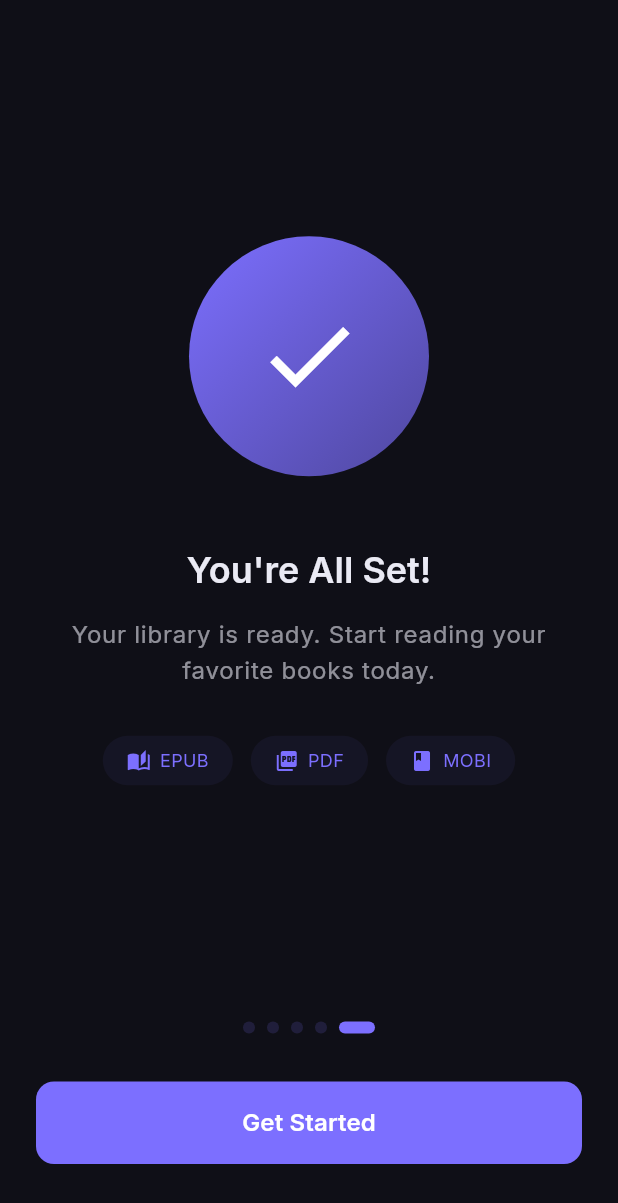
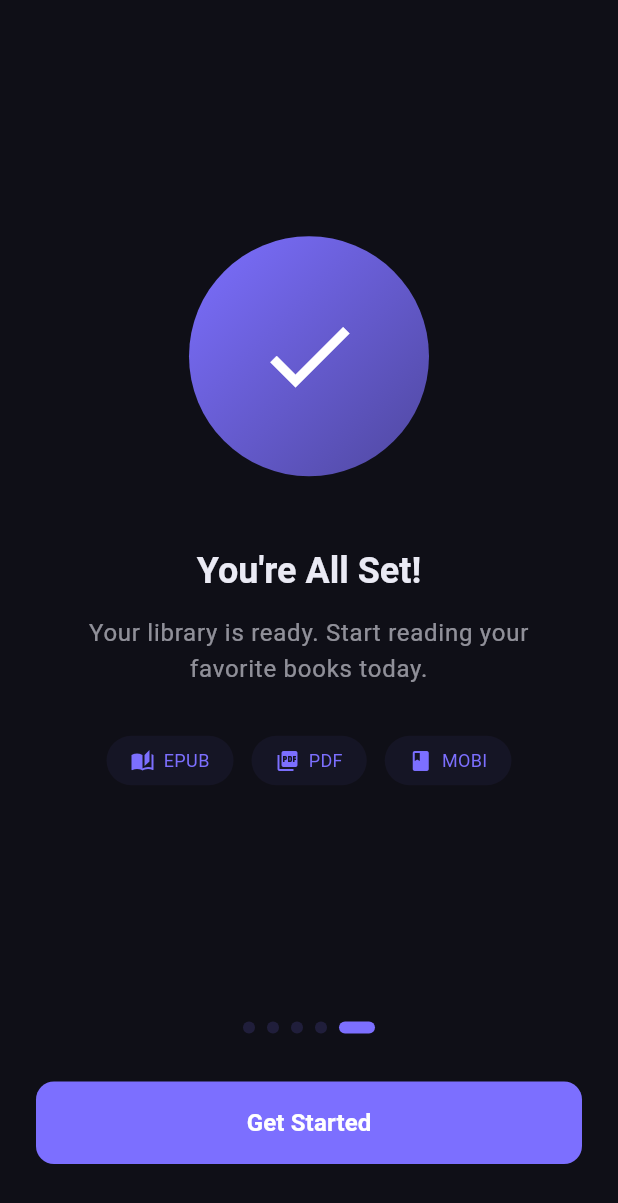
Before and after one commit to gitvs33/poneglyph, a Flutter app: the screen it shows after launch, after a tap on "Skip", on a phone screen of 412 x 824 dp. Shown: the top 1203 px of the screen. Run offline on Flutter 3.47's test engine with Material 3 defaults, Android fonts, the phone set to English and light mode, and no system bars; our stand-ins replace shared_preferences.

Commit message:
Fix Linux linker issue: remove google_fonts dependency
The google_fonts -> path_provider -> jni chain caused Linux linker
failures on Fedora (ld 2.34 vs .relr.dyn). Removing google_fonts
breaks the chain entirely. Replaced GoogleFonts.inter() with
TextStyle using system fonts (same sizes/weights/colors).

Also:
- Wrap ImportPage and PermissionsPage in SingleChildScrollView
  to prevent black-and-yellow overflow stripes
- Wire navigation from Profile (gear -> AdvancedSettings,
  Backup -> ImportBackup)

```diff
--- a/lib/screens/onboarding/import_page.dart
+++ b/lib/screens/onboarding/import_page.dart
@@ -14,7 +14,7 @@ class ImportPage extends StatelessWidget {
       (Icons.cloud_upload_outlined, 'Dropbox', 'Import from Dropbox'),
     ];
 
-    return Padding(
+    return SingleChildScrollView(
       padding: const EdgeInsets.all(DesignTokens.grid32),
       child: Column(
         mainAxisAlignment: MainAxisAlignment.center,
--- a/lib/screens/onboarding/permissions_page.dart
+++ b/lib/screens/onboarding/permissions_page.dart
@@ -15,7 +15,7 @@ class _PermissionsPageState extends State<PermissionsPage> {
   @override
   Widget build(BuildContext context) {
     final theme = Theme.of(context);
-    return Padding(
+    return SingleChildScrollView(
       padding: const EdgeInsets.all(DesignTokens.grid32),
       child: Column(
         mainAxisAlignment: MainAxisAlignment.center,
--- a/lib/theme/app_theme.dart
+++ b/lib/theme/app_theme.dart
@@ -1,5 +1,4 @@
 import 'package:flutter/material.dart';
-import 'package:google_fonts/google_fonts.dart';
 import 'design_tokens.dart';
 
 enum AppThemeMode { light, dark, sepia, amoled, custom }
@@ -11,6 +10,16 @@ const kDarkSurface = Color(0xFF1A1A2E);     // Card surface
 const kDarkSurface2 = Color(0xFF16213E);    // Slightly lighter surface
 const kDarkText = Color(0xFFEAEAF4);        // Primary text
 const kDarkSubtext = Color(0xFF8888A8);     // Secondary text
+
+// Helper: creates a TextStyle with Inter-like sizing
+TextStyle _st(double size, FontWeight weight, Color color, {double? letterSpacing}) {
+  return TextStyle(
+    fontSize: size,
+    fontWeight: weight,
+    color: color,
+    letterSpacing: letterSpacing,
+  );
+}
 
 class AppTheme {
   final AppThemeMode mode;
@@ -77,40 +86,25 @@ class AppTheme {
       colorScheme: colorScheme,
       scaffoldBackgroundColor: background,
       cardColor: surface,
-      textTheme: GoogleFonts.interTextTheme().apply(
+      textTheme: ThemeData().textTheme.apply(
         bodyColor: text,
         displayColor: text,
       ).copyWith(
-        displayLarge: GoogleFonts.inter(
-            fontSize: 32, fontWeight: FontWeight.bold, color: text),
-        displayMedium: GoogleFonts.inter(
-            fontSize: 28, fontWeight: FontWeight.bold, color: text),
-        displaySmall: GoogleFonts.inter(
-            fontSize: 24, fontWeight: FontWeight.w600, color: text),
-        headlineLarge: GoogleFonts.inter(
-            fontSize: 22, fontWeight: FontWeight.w600, color: text),
-        headlineMedium: GoogleFonts.inter(
-            fontSize: 20, fontWeight: FontWeight.w600, color: text),
-        headlineSmall: GoogleFonts.inter(
-            fontSize: 18, fontWeight: FontWeight.w600, color: text),
-        titleLarge: GoogleFonts.inter(
-            fontSize: 16, fontWeight: FontWeight.w600, color: text),
-        titleMedium: GoogleFonts.inter(
-            fontSize: 14, fontWeight: FontWeight.w500, color: text),
-        titleSmall: GoogleFonts.inter(
-            fontSize: 12, fontWeight: FontWeight.w500, color: text),
-        bodyLarge: GoogleFonts.inter(
-            fontSize: 16, fontWeight: FontWeight.normal, color: text),
-        bodyMedium: GoogleFonts.inter(
-            fontSize: 14, fontWeight: FontWeight.normal, color: text),
-        bodySmall: GoogleFonts.inter(
-            fontSize: 12, fontWeight: FontWeight.normal, color: text),
-        labelLarge: GoogleFonts.inter(
-            fontSize: 14, fontWeight: FontWeight.w500, color: text),
-        labelMedium: GoogleFonts.inter(
-            fontSize: 12, fontWeight: FontWeight.w500, color: text),
-        labelSmall: GoogleFonts.inter(
-            fontSize: 10, fontWeight: FontWeight.w500, color: text),
+        displayLarge: _st(32, FontWeight.bold, text),
+        displayMedium: _st(28, FontWeight.bold, text),
+        displaySmall: _st(24, FontWeight.w600, text),
+        headlineLarge: _st(22, FontWeight.w600, text),
+        headlineMedium: _st(20, FontWeight.w600, text),
+        headlineSmall: _st(18, FontWeight.w600, text),
+        titleLarge: _st(16, FontWeight.w600, text),
+        titleMedium: _st(14, FontWeight.w500, text),
+        titleSmall: _st(12, FontWeight.w500, text),
+        bodyLarge: _st(16, FontWeight.normal, text),
+        bodyMedium: _st(14, FontWeight.normal, text),
+        bodySmall: _st(12, FontWeight.normal, text),
+        labelLarge: _st(14, FontWeight.w500, text),
+        labelMedium: _st(12, FontWeight.w500, text),
+        labelSmall: _st(10, FontWeight.w500, text),
       ),
       cardTheme: CardThemeData(
         elevation: 0,
@@ -126,8 +120,8 @@ class AppTheme {
         unselectedItemColor: text.withAlpha(100),
         type: BottomNavigationBarType.fixed,
         backgroundColor: surface,
-        selectedLabelStyle: GoogleFonts.inter(fontSize: 10, fontWeight: FontWeight.w600),
-        unselectedLabelStyle: GoogleFonts.inter(fontSize: 10),
+        selectedLabelStyle: _st(10, FontWeight.w600, primary),
+        unselectedLabelStyle: _st(10, FontWeight.w500, text.withAlpha(100)),
       ),
       appBarTheme: AppBarTheme(
         elevation: 0,
@@ -135,11 +129,7 @@ class AppTheme {
         backgroundColor: background,
         foregroundColor: text,
         surfaceTintColor: Colors.transparent,
-        titleTextStyle: GoogleFonts.inter(
-          fontSize: 17,
-          fontWeight: FontWeight.w600,
-          color: text,
-        ),
+        titleTextStyle: _st(17, FontWeight.w600, text),
       ),
       floatingActionButtonTheme: FloatingActionButtonThemeData(
         backgroundColor: primary,
@@ -193,7 +183,7 @@ class AppTheme {
           borderSide: BorderSide(color: primary, width: 2),
         ),
         contentPadding: const EdgeInsets.all(DesignTokens.grid16),
-        hintStyle: GoogleFonts.inter(fontSize: 14, color: text.withAlpha(100)),
+        hintStyle: _st(14, FontWeight.normal, text.withAlpha(100)),
       ),
       dividerTheme: DividerThemeData(
         color: text.withAlpha(20),
@@ -214,7 +204,7 @@ class AppTheme {
       ),
       chipTheme: ChipThemeData(
         backgroundColor: primary.withAlpha(25),
-        labelStyle: GoogleFonts.inter(fontSize: 12, color: primary),
+        labelStyle: _st(12, FontWeight.w500, primary),
         shape: RoundedRectangleBorder(
             borderRadius: BorderRadius.circular(DesignTokens.radiusFull)),
         side: BorderSide.none,
--- a/pubspec.yaml
+++ b/pubspec.yaml
@@ -11,7 +11,6 @@ dependencies:
     sdk: flutter
   cupertino_icons: ^1.0.8
   provider: ^6.1.2
-  google_fonts: ^6.2.1
   shared_preferences: ^2.3.4
   intl: ^0.20.2
 
```
Also changed, not shown: pubspec.lock, 1 other file.
